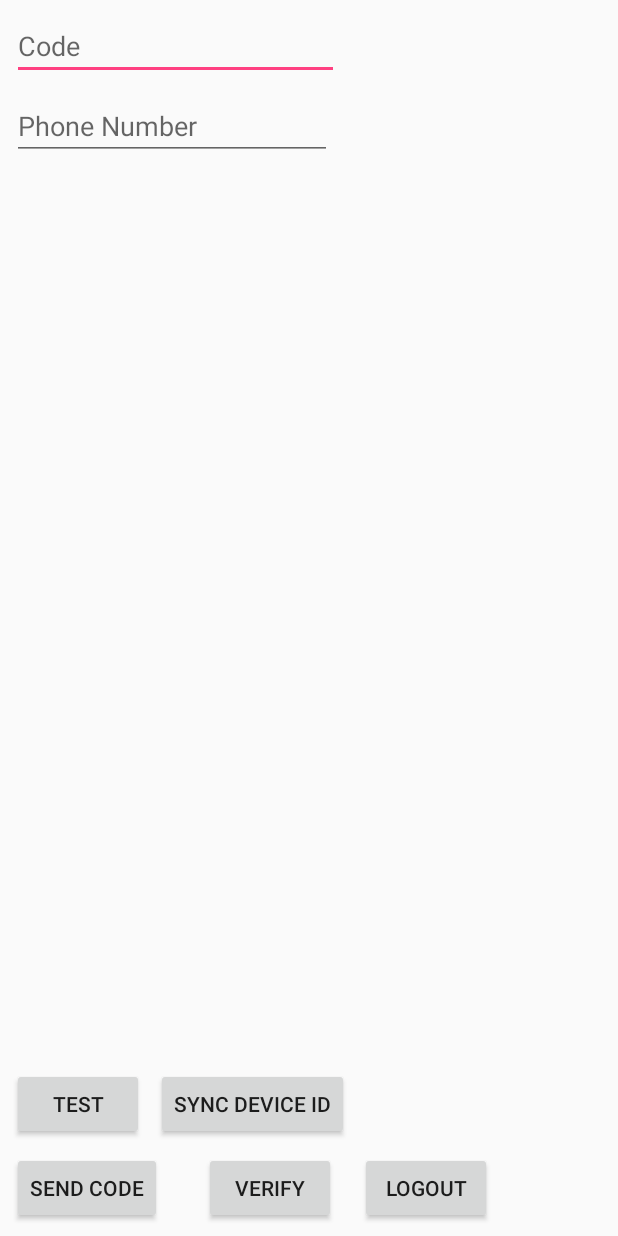
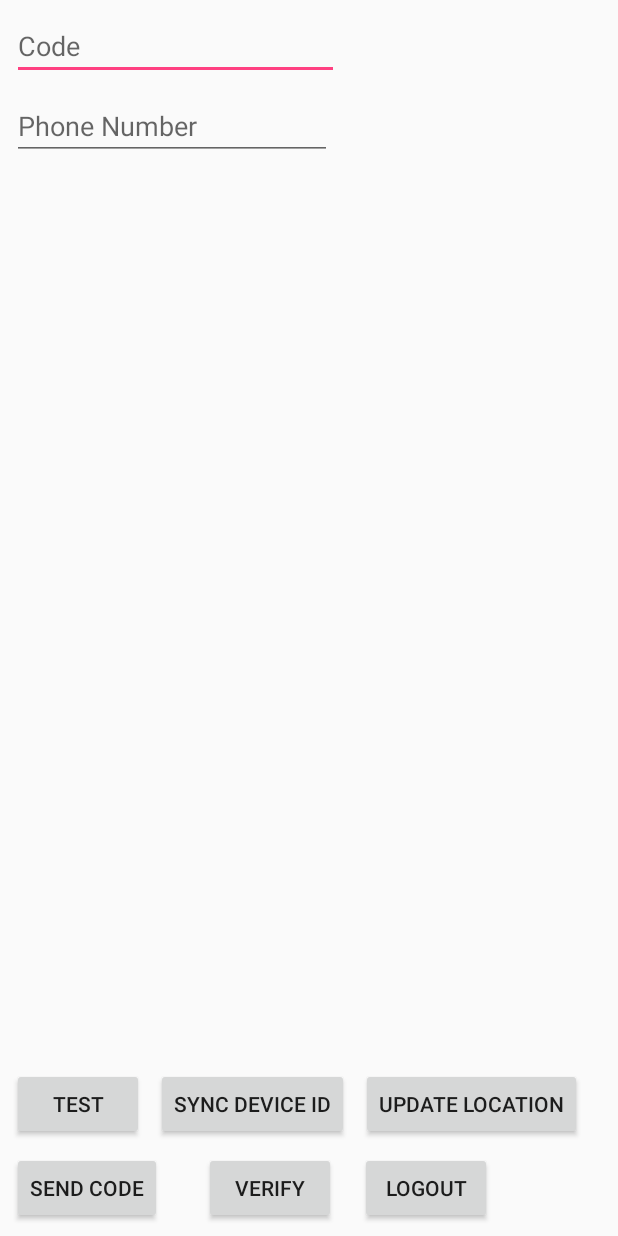
Before and after one commit to dordots/Yedidim, an Android app: the layout activity_test.xml on its own in the app's theme, with its tools: preview values and no code run, on a phone screen of 412 x 824 dp. Run offline under Robolectric (Android 15) with nearby library versions, the phone set to English and light mode, and no system bars.

Commit message:
Update location firebase call
* update user location using firebase cloud function

```diff
--- a/app/src/main/java/com/startach/yedidim/modules/NotificationSyncerModule.java
+++ b/app/src/main/java/com/startach/yedidim/modules/NotificationSyncerModule.java
@@ -7,6 +7,7 @@ import com.startach.yedidim.entities.notification.NotificationDeviceIdSyncer;
 import com.startach.yedidim.entities.usermanagement.UserManager;
 import com.startach.yedidim.network.VolunteerApi;
 
+import javax.inject.Named;
 import javax.inject.Singleton;
 
 import dagger.Module;
@@ -24,8 +25,8 @@ public class NotificationSyncerModule {
 
     @Provides
     @Singleton
-    VolunteerApi providesVolunteerApi(Retrofit retrofit) {
-        return new VolunteerApi(retrofit);
+    VolunteerApi providesVolunteerApi(Retrofit retrofit, @Named("cloud_functions") Retrofit cloudFunctionsRetrofit) {
+        return new VolunteerApi(retrofit, cloudFunctionsRetrofit);
     }
 
     @Provides
--- a/app/src/main/res/layout/activity_test.xml
+++ b/app/src/main/res/layout/activity_test.xml
@@ -81,4 +81,14 @@
         android:text="Sync Device ID"
         app:layout_constraintBottom_toTopOf="@+id/button3"
         app:layout_constraintStart_toEndOf="@+id/btnTest" />
+
+    <Button
+        android:id="@+id/btnUpdateLocation"
+        android:layout_width="wrap_content"
+        android:layout_height="wrap_content"
+        android:layout_marginBottom="8dp"
+        android:layout_marginStart="8dp"
+        app:layout_constraintBottom_toTopOf="@+id/buttonLogOut"
+        app:layout_constraintStart_toEndOf="@+id/btnDeviceId"
+        android:text="update location" />
 </android.support.constraint.ConstraintLayout>
```
Also changed, not shown: app/src/main/java/com/startach/yedidim/TestActivity.java (+10 -2 lines), app/src/main/java/com/startach/yedidim/entities/usermanagement/VolunteerLocationUpdater.kt (added, +17 -0 lines), app/src/main/java/com/startach/yedidim/modules/testactivity/TestModule.java (+9 -0 lines).
